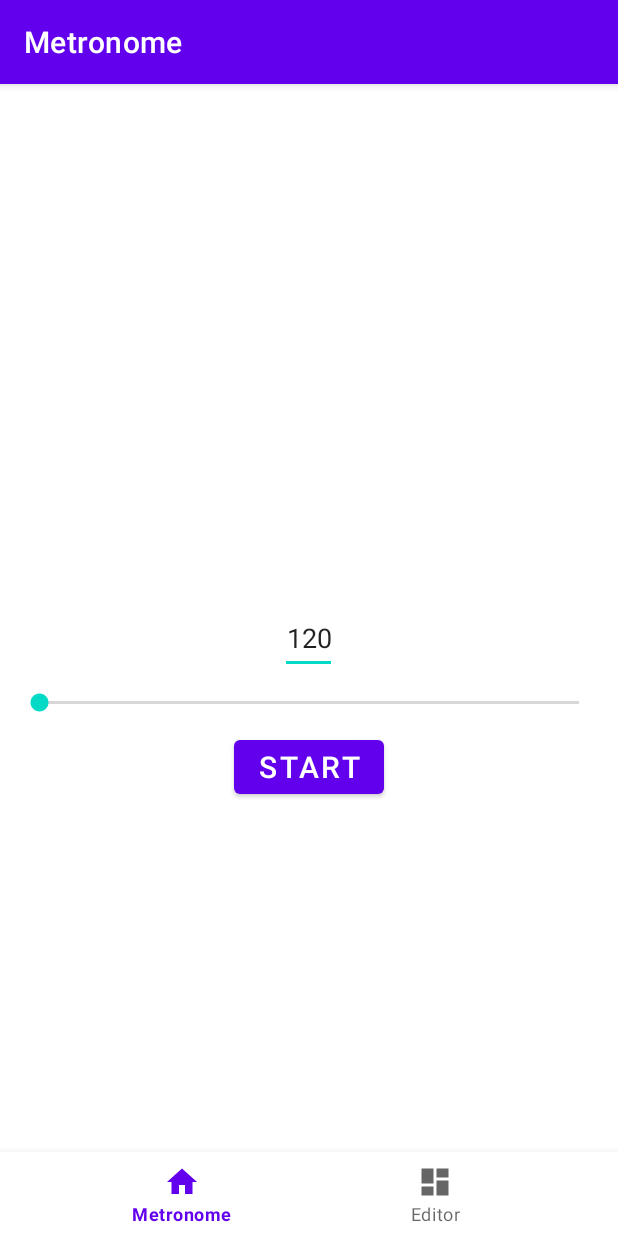
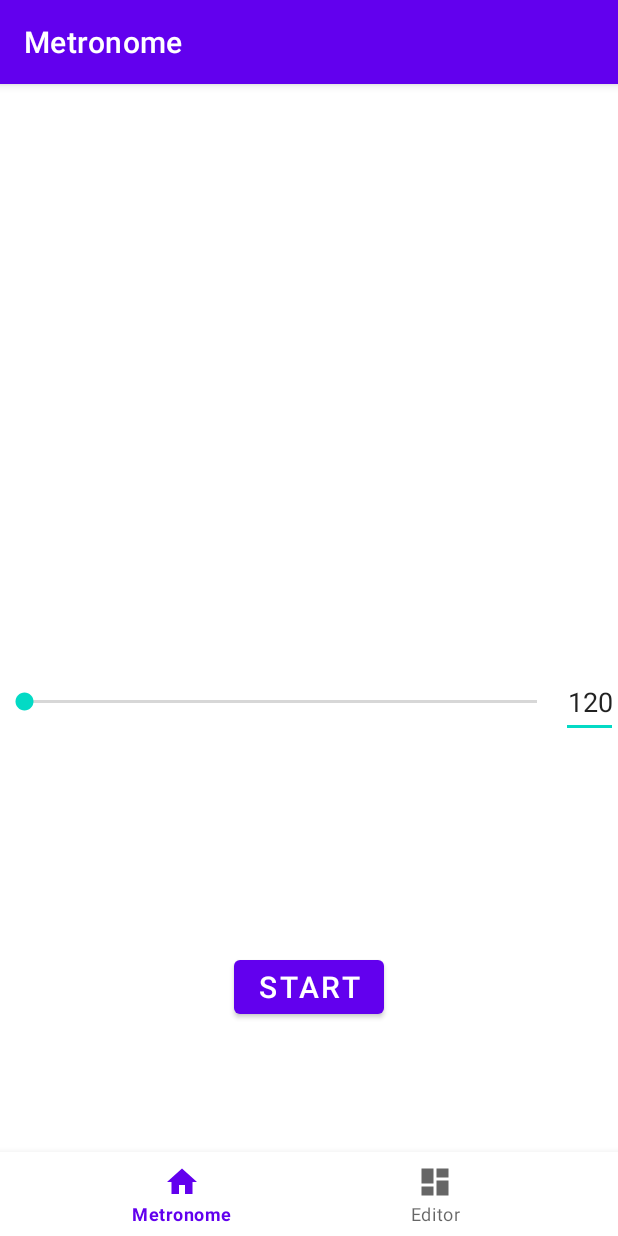
Before and after one commit to henrik-dmg/gma-android-project, an Android app: the screen it shows after launch (MainActivity), on a phone screen of 412 x 824 dp. Run offline under Robolectric (Android 15) with nearby library versions, the light colour scheme and no system bars; our stand-ins replace navigation-ui.

Commit message:
Extacting into view
Signed-off-by: Henrik Panhans <henrik@panhans.dev>

```diff
--- a/app/src/main/java/htw/gma_sose22/metronomeui/metronome/MetronomeFragment.kt
+++ b/app/src/main/java/htw/gma_sose22/metronomeui/metronome/MetronomeFragment.kt
@@ -27,7 +27,7 @@
         viewModel = ViewModelProvider(this)[MetronomeViewModel::class.java]
         _binding = FragmentMetronomeBinding.inflate(inflater, container, false)
 
-        val bpmLabel = binding.metronomeBPMLabel
+        val bpmLabel = binding.metronomeBPMChangeView.metronomeBPMLabel
         viewModel?.bpm?.observe(viewLifecycleOwner) { bpm ->
             bpmLabel.setText(String.format("%d", bpm))
         }
@@ -55,7 +55,7 @@
     }
 
     private fun setupMetronomeControls() {
-        binding.metronomeBPMLabel.setOnFocusChangeListener { view, hasFocus ->
+        binding.metronomeBPMChangeView.metronomeBPMLabel.setOnFocusChangeListener { view, hasFocus ->
             Log.d("MetronomeFragment", "Metronome Label entered text")
             if (!hasFocus) {
                 val enteredText = (view as EditText).text
@@ -64,7 +64,7 @@
             }
         }
 
-        binding.bpmSeekBar.setOnSeekBarChangeListener(object : SeekBar.OnSeekBarChangeListener {
+        binding.metronomeBPMChangeView.bpmSeekBar.setOnSeekBarChangeListener(object : SeekBar.OnSeekBarChangeListener {
             override fun onProgressChanged(seekBar: SeekBar, progress: Int, fromUser: Boolean) {
                 if (fromUser) {
                     viewModel?.setBPMMappedToAllowedRange(progress.toDouble() / 100.0)
--- a/app/src/main/res/layout/beat_view.xml
+++ b/app/src/main/res/layout/beat_view.xml
@@ -1,10 +1,11 @@
 <?xml version="1.0" encoding="utf-8"?>
 <FrameLayout xmlns:android="http://schemas.android.com/apk/res/android"
+        xmlns:app="http://schemas.android.com/apk/res-auto"
         android:layout_width="match_parent"
         android:layout_height="wrap_content"
         android:background="@color/purple_200">
 
     <ImageView android:layout_width="wrap_content"
             android:layout_height="wrap_content"
-            android:src="@drawable/ic_launcher_foreground" />
+            app:srcCompat="@drawable/ic_launcher_foreground" />
 </FrameLayout>
--- /dev/null
+++ b/app/src/main/res/layout/bpm_modification_view.xml
@@ -0,0 +1,32 @@
+<?xml version="1.0" encoding="utf-8"?>
+<LinearLayout xmlns:app="http://schemas.android.com/apk/res-auto"
+        xmlns:android="http://schemas.android.com/apk/res/android"
+        xmlns:tools="http://schemas.android.com/tools"
+        android:layout_width="match_parent"
+        android:layout_height="wrap_content"
+        android:orientation="horizontal"
+        app:layout_constraintBottom_toBottomOf="parent"
+        app:layout_constraintEnd_toEndOf="parent"
+        app:layout_constraintStart_toStartOf="parent"
+        app:layout_constraintTop_toTopOf="parent"
+        android:gravity="center"
+        android:id="@+id/linearLayout"
+        tools:showIn="@layout/fragment_metronome">
+
+    <SeekBar
+            android:layout_width="0dp"
+            android:layout_height="wrap_content"
+            android:id="@+id/bpmSeekBar"
+            android:layout_weight="1" />
+
+    <EditText
+            android:layout_width="wrap_content"
+            android:layout_height="wrap_content"
+            android:id="@+id/metronomeBPMLabel"
+            android:text="@string/title_metronome"
+            android:textAlignment="center"
+            android:inputType="number"
+            android:autofillHints="Please enter a number between 40 and 200"
+            android:minHeight="48dp" />
+
+</LinearLayout>
--- a/app/src/main/res/layout/fragment_metronome.xml
+++ b/app/src/main/res/layout/fragment_metronome.xml
@@ -7,43 +7,22 @@
     android:layout_height="match_parent"
     tools:context="htw.gma_sose22.metronomeui.metronome.MetronomeFragment">
 
-    <LinearLayout
-        android:layout_width="match_parent"
-        android:layout_height="wrap_content"
-        android:orientation="vertical"
-            app:layout_constraintBottom_toBottomOf="parent"
-        app:layout_constraintEnd_toEndOf="parent"
-        app:layout_constraintStart_toStartOf="parent"
+    <include
+            layout="@layout/bpm_modification_view"
+            android:id="@+id/metronomeBPMChangeView"
             app:layout_constraintTop_toTopOf="parent"
-            android:gravity="center" >
-
-        <EditText
-                android:layout_width="wrap_content"
-                android:layout_height="wrap_content"
-                android:id="@+id/metronomeBPMLabel"
-                android:text="@string/title_metronome"
-                android:textAlignment="center"
-                android:inputType="number"
-                android:autofillHints="Please enter a number between 40 and 200"
-                android:minHeight="48dp" />
-
-        <SeekBar
-                android:layout_width="match_parent"
-                android:layout_height="0dp"
-                android:id="@+id/bpmSeekBar"
-                android:layout_weight="1"
-                android:paddingVertical="10dp"
-                android:layout_marginHorizontal="10dp"/>
+            app:layout_constraintBottom_toBottomOf="parent" />
 
     <Button
             android:id="@+id/button_start_stop"
             android:layout_width="wrap_content"
             android:layout_height="wrap_content"
-                android:layout_marginStart="8dp"
-                android:layout_marginEnd="8dp"
             android:text="@string/metronome_start_button_title"
             android:textAlignment="center"
-                android:textSize="20sp" />
-    </LinearLayout>
+            android:textSize="20sp"
+            app:layout_constraintTop_toBottomOf="@+id/metronomeBPMChangeView"
+            app:layout_constraintBottom_toBottomOf="parent"
+            app:layout_constraintEnd_toEndOf="parent"
+            app:layout_constraintStart_toStartOf="parent" />
 
 </androidx.constraintlayout.widget.ConstraintLayout>
```
Lines whose indentation alone changed are shown as unchanged.
